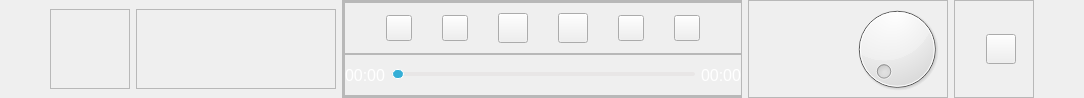
First picture: the form in CaX/widget/playwindow.ui, repository fsest4u/CaX_03, before the edit.
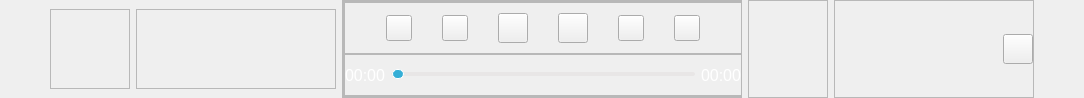
Second picture: the form after the edit. Icons and pictures are not drawn.

Commit message: [v1.7 20220225 / no78] now play에서 volume 조절 기능을 sliderbar 형태로 수정하고, 미세 조절 기능을 추가

The edit to the form file:
```diff
--- a/CaX/widget/playwindow.ui
+++ b/CaX/widget/playwindow.ui
@@ -495,103 +495,35 @@
     <widget class="QFrame" name="frameDial">
      <property name="minimumSize">
       <size>
-       <width>200</width>
+       <width>80</width>
        <height>0</height>
       </size>
      </property>
-     <property name="maximumSize">
-      <size>
-       <width>16777215</width>
-       <height>16777215</height>
-      </size>
-     </property>
      <property name="frameShape">
       <enum>QFrame::StyledPanel</enum>
      </property>
      <property name="frameShadow">
       <enum>QFrame::Raised</enum>
      </property>
-     <layout class="QHBoxLayout" name="horizontalLayout_5">
-      <property name="spacing">
-       <number>0</number>
-      </property>
-      <property name="leftMargin">
-       <number>0</number>
-      </property>
-      <property name="topMargin">
-       <number>0</number>
-      </property>
-      <property name="rightMargin">
-       <number>0</number>
-      </property>
-      <property name="bottomMargin">
-       <number>0</number>
-      </property>
-      <item>
-       <widget class="QLabel" name="labelDial">
-        <property name="minimumSize">
-         <size>
-          <width>50</width>
-          <height>0</height>
-         </size>
-        </property>
-        <property name="font">
-         <font>
-          <family>Segoe UI</family>
-          <pointsize>14</pointsize>
-         </font>
-        </property>
-        <property name="styleSheet">
-         <string notr="true">color: rgb(255, 255, 255);</string>
-        </property>
-        <property name="text">
-         <string/>
-        </property>
-        <property name="alignment">
-         <set>Qt::AlignRight|Qt::AlignTrailing|Qt::AlignVCenter</set>
-        </property>
-       </widget>
-      </item>
-      <item>
-       <widget class="QDial" name="dial">
-        <property name="minimumSize">
-         <size>
-          <width>100</width>
-          <height>0</height>
-         </size>
-        </property>
-        <property name="maximumSize">
-         <size>
-          <width>16777215</width>
-          <height>16777215</height>
-         </size>
-        </property>
-        <property name="styleSheet">
-         <string notr="true">QDial
-{
-  color: rgb(255, 255, 255);
-  border-image: url(&quot;:/resource/top-btn22-classify-rank-h.png&quot;);
-}</string>
-        </property>
-       </widget>
-      </item>
-     </layout>
     </widget>
    </item>
    <item>
     <widget class="QFrame" name="frameVolume">
      <property name="minimumSize">
       <size>
-       <width>80</width>
+       <width>200</width>
        <height>0</height>
       </size>
      </property>
      <property name="maximumSize">
       <size>
-       <width>80</width>
+       <width>16777215</width>
        <height>16777215</height>
       </size>
      </property>
+     <property name="layoutDirection">
+      <enum>Qt::LeftToRight</enum>
+     </property>
      <property name="frameShape">
       <enum>QFrame::StyledPanel</enum>
      </property>
@@ -615,17 +547,26 @@
        <number>0</number>
       </property>
       <item>
-       <spacer name="horizontalSpacer">
-        <property name="orientation">
-         <enum>Qt::Horizontal</enum>
+       <widget class="QLabel" name="labelVolume">
+        <property name="font">
+         <font>
+          <family>Segoe UI</family>
+          <pointsize>14</pointsize>
+         </font>
         </property>
-        <property name="sizeHint" stdset="0">
-         <size>
-          <width>40</width>
-          <height>20</height>
-         </size>
+        <property name="layoutDirection">
+         <enum>Qt::LeftToRight</enum>
         </property>
-       </spacer>
+        <property name="styleSheet">
+         <string notr="true">color: rgb(255, 255, 255);</string>
+        </property>
+        <property name="text">
+         <string/>
+        </property>
+        <property name="alignment">
+         <set>Qt::AlignRight|Qt::AlignTrailing|Qt::AlignVCenter</set>
+        </property>
+       </widget>
       </item>
       <item>
        <widget class="QPushButton" name="btnVolume">
@@ -668,25 +609,6 @@
         </property>
        </widget>
       </item>
-      <item>
-       <widget class="QLabel" name="labelVolume">
-        <property name="font">
-         <font>
-          <family>Segoe UI</family>
-          <pointsize>14</pointsize>
-         </font>
-        </property>
-        <property name="styleSheet">
-         <string notr="true">color: rgb(255, 255, 255);</string>
-        </property>
-        <property name="text">
-         <string/>
-        </property>
-        <property name="alignment">
-         <set>Qt::AlignCenter</set>
-        </property>
-       </widget>
-      </item>
      </layout>
     </widget>
    </item>
```
Left out of the diff: 2 changed lines with no effect on the pictures. The commit also changes 6 other files.
